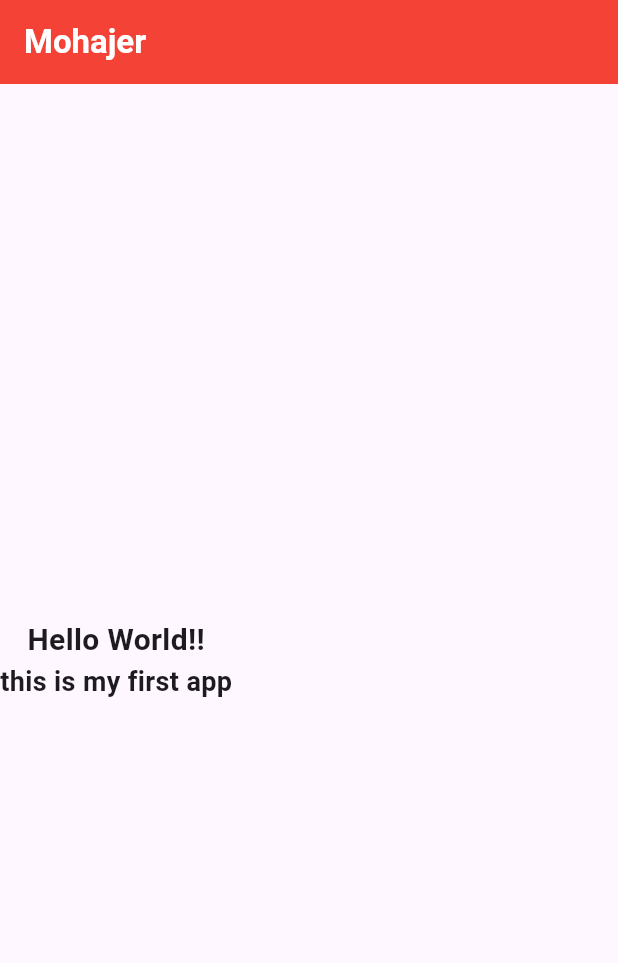
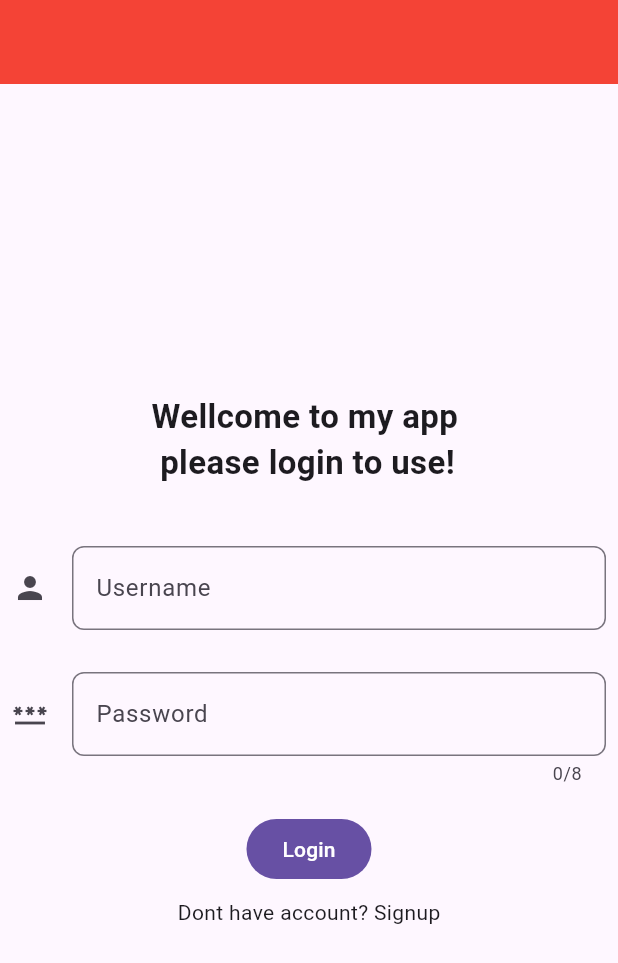
Before and after one commit to hreza779/flutter_application_1, a Flutter app: the screen it shows after launch, on a phone screen of 412 x 824 dp. Shown: the top 963 px of the screen. Run offline on Flutter 3.47's test engine with Material 3 defaults, Android fonts, the phone set to English and light mode, and no system bars.

Commit message:
1402-08-22

```diff
--- a/lib/main.dart
+++ b/lib/main.dart
@@ -1,4 +1,6 @@
 import 'package:flutter/material.dart';
+
+import 'pages/login_page.dart';
 
 void main() {
   runApp(MyApp());
@@ -9,45 +11,9 @@ class MyApp extends StatelessWidget {
 
   @override
   Widget build(BuildContext context) {
+    // چارچوب کلی برنامه
     return MaterialApp(
-      home: HomePage(),
+      home: LoginPage(),
     );
   }
 }
-
-class HomePage extends StatelessWidget {
-  const HomePage({super.key});
-
-  @override
-  Widget build(BuildContext context) {
-    return Scaffold(
-      appBar: AppBar(
-        backgroundColor: Colors.red,
-        title: const Text(
-          'Mohajer',
-          style: TextStyle(color: Colors.white, fontWeight: FontWeight.bold),
-        ),
-      ),
-      body: const Column(
-        crossAxisAlignment: CrossAxisAlignment.center,
-        mainAxisAlignment: MainAxisAlignment.center,
-        children: [
-          Text(
-            'Hello World!!',
-            style: TextStyle(
-              fontWeight: FontWeight.bold,
-              fontSize: 20,
-            ),
-          ),
-          Text(
-            'this is my first app',
-            style: TextStyle(
-              fontWeight: FontWeight.bold,
-              fontSize: 18,
-            ),
-          )
-        ],
-      ),
-    );
-  }
-}
--- /dev/null
+++ b/lib/pages/home_page.dart
@@ -0,0 +1,38 @@
+import 'package:flutter/material.dart';
+
+class HomePage extends StatelessWidget {
+  const HomePage({super.key});
+
+  @override
+  Widget build(BuildContext context) {
+    return Scaffold(
+      appBar: AppBar(
+        backgroundColor: Colors.red,
+        title: const Text(
+          'Mohajer',
+          style: TextStyle(color: Colors.white, fontWeight: FontWeight.bold),
+        ),
+      ),
+      body: const Column(
+        crossAxisAlignment: CrossAxisAlignment.center,
+        mainAxisAlignment: MainAxisAlignment.center,
+        children: [
+          Text(
+            'Hello World!!',
+            style: TextStyle(
+              fontWeight: FontWeight.bold,
+              fontSize: 20,
+            ),
+          ),
+          Text(
+            'this is my first app',
+            style: TextStyle(
+              fontWeight: FontWeight.bold,
+              fontSize: 18,
+            ),
+          )
+        ],
+      ),
+    );
+  }
+}
--- /dev/null
+++ b/lib/pages/login_page.dart
@@ -0,0 +1,73 @@
+import 'package:flutter/material.dart';
+
+class LoginPage extends StatelessWidget {
+  const LoginPage({super.key});
+
+  @override
+  Widget build(BuildContext context) {
+    // چارچوب کلی صفحه
+    return Scaffold(
+      appBar: AppBar(
+        backgroundColor: Colors.red,
+        Zitle: const Text(
+          'Mohajer',
+          style: TextStyle(color: Colors.white, fontWeight: FontWeight.bold),
+        ),
+      ),
+      body: Column(
+        mainAxisAlignment: MainAxisAlignment.center,
+        crossAxisAlignment: CrossAxisAlignment.center,
+        children: [
+          const Text(
+            "Wellcome to my app \n please login to use!",
+            style: TextStyle(
+              fontWeight: FontWeight.bold,
+              fontSize: 22,
+            ),
+          ),
+          const SizedBox(
+            height: 30.0,
+          ),
+          const Padding(
+            padding: EdgeInsets.symmetric(horizontal: 8.0, vertical: 10.0),
+            child: TextField(
+              // مشخص کردن نوع ورودی
+              keyboardType: TextInputType.emailAddress,
+              // ظاهر
+              decoration: InputDecoration(
+                  icon: Icon(Icons.person),
+                  hintText: "Username",
+                  border: OutlineInputBorder(
+                      borderRadius: BorderRadius.all(Radius.circular(8)))),
+            ),
+          ),
+          SizedBox(
+            height: 8.0,
+          ),
+          const Padding(
+            padding: EdgeInsets.symmetric(horizontal: 8.0, vertical: 10.0),
+            child: TextField(
+              maxLength: 8,
+              obscureText: true,
+              decoration: InputDecoration(
+                  icon: Icon(Icons.password),
+                  hintText: "Password",
+                  border: OutlineInputBorder(
+                      borderRadius: BorderRadius.all(Radius.circular(8)))),
+            ),
+          ),
+          Padding(
+            padding: const EdgeInsets.all(8.0),
+            child: FilledButton(
+              onPressed: () {
+                // هر کدی نوشته شود زمان کلیک روی دکمه اجرا خواهد شد
+              },
+              child: Text('Login'),
+            ),
+          ),
+          Text("Dont have account? Signup")
+        ],
+      ),
+    );
+  }
+}
```
